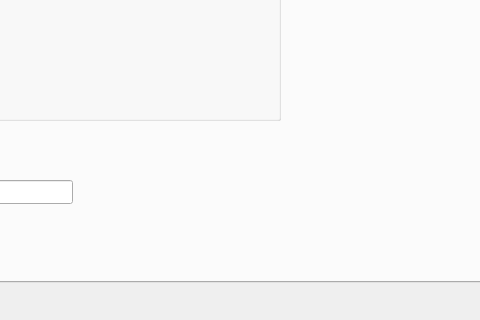
Qt form Qt-Widgets-Examples/QSS-Example/src/view/ui/MainWindow.ui (STyulenev/Qt-CPP-Examples) before a commit; both pictures show x 111 to 591 and y 280 to 600 of the 800 by 600 pixel window.
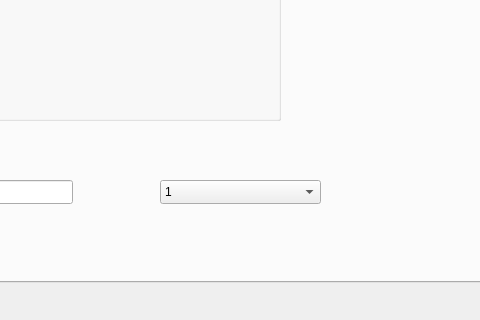
The same form after that commit. The open tabs and pages were chosen to show the change. Icons and pictures are not drawn.

Commit message: Added style for QComboBox

Patch:
```diff
--- a/Qt-Widgets-Examples/QSS-Example/src/view/ui/MainWindow.ui
+++ b/Qt-Widgets-Examples/QSS-Example/src/view/ui/MainWindow.ui
@@ -226,6 +226,31 @@
          <bool>false</bool>
         </property>
        </widget>
+       <widget class="QComboBox" name="comboBox">
+        <property name="geometry">
+         <rect>
+          <x>260</x>
+          <y>380</y>
+          <width>161</width>
+          <height>24</height>
+         </rect>
+        </property>
+        <item>
+         <property name="text">
+          <string>1</string>
+         </property>
+        </item>
+        <item>
+         <property name="text">
+          <string>2</string>
+         </property>
+        </item>
+        <item>
+         <property name="text">
+          <string>3</string>
+         </property>
+        </item>
+       </widget>
       </widget>
       <widget class="QWidget" name="tab_3">
        <attribute name="title">
```
Left out of the diff: 2 changed lines with no effect on the pictures. The commit also changes 4 other files.
